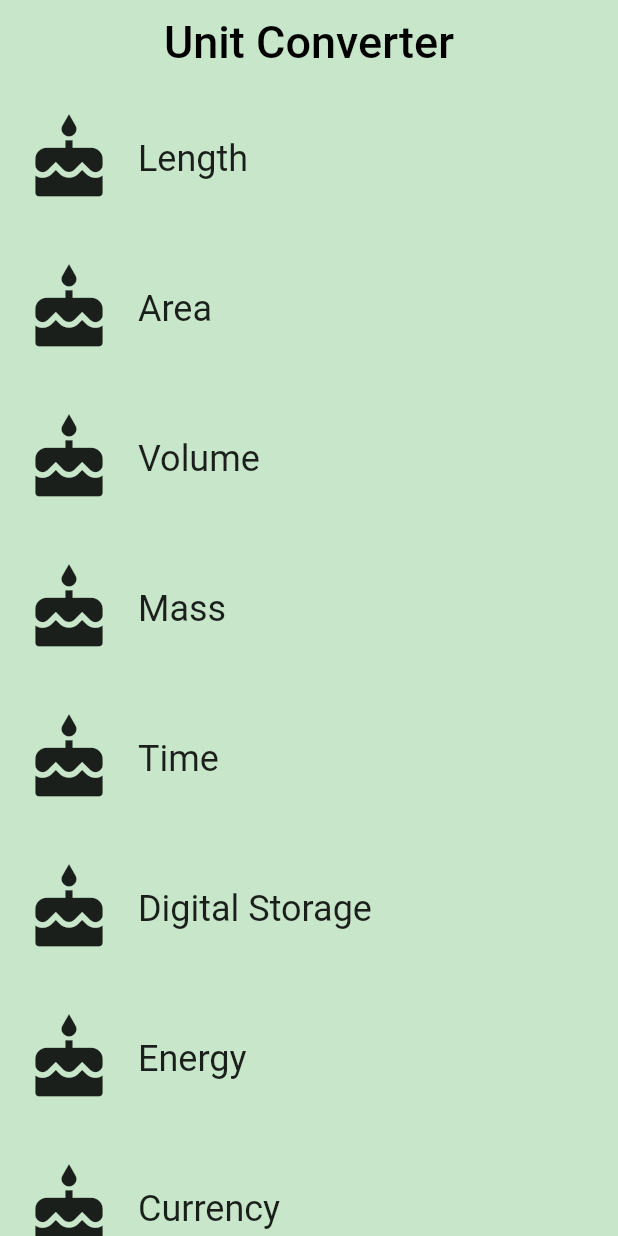
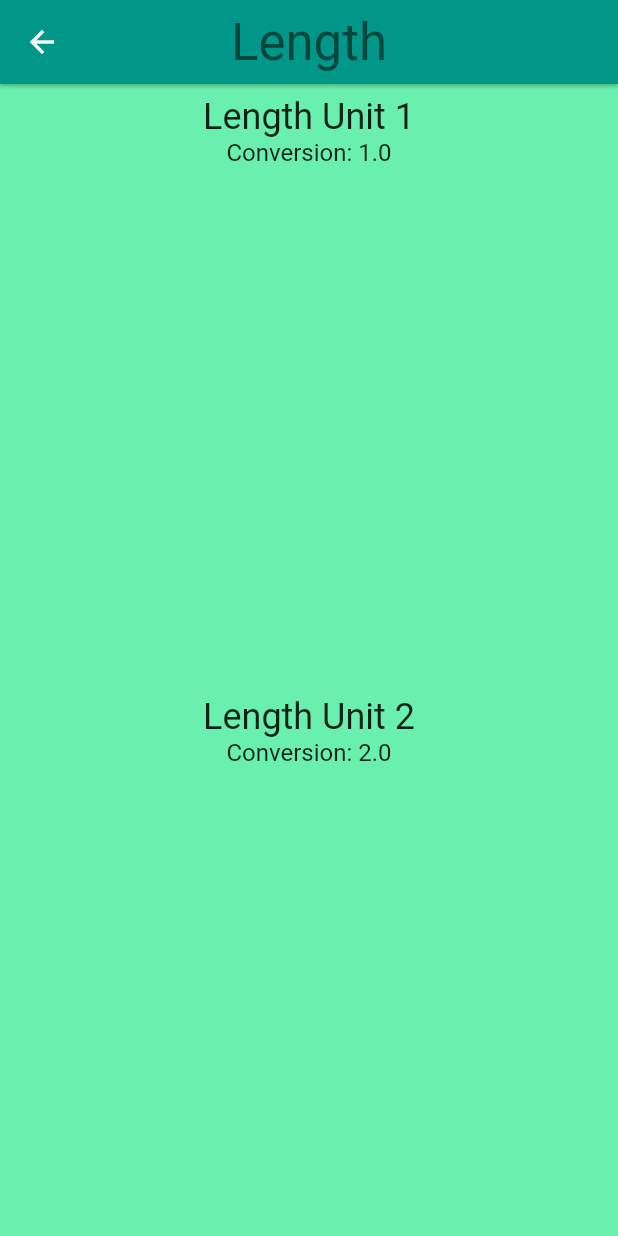
Before and after one commit to GinoLlerena/hellorectangle, a Flutter app: the screen it shows after launch, after a tap on "Length", on a phone screen of 412 x 824 dp. Run offline on Flutter 3.47's test engine with Material 2 defaults, Android fonts, the phone set to English and light mode, and no system bars.

Commit message:
ConverterRoute Added. Unit Added. State Added

```diff
--- a/hellorectangle/lib/Category.dart
+++ b/hellorectangle/lib/Category.dart
@@ -1,4 +1,6 @@
 import 'package:flutter/material.dart';
+import 'unit.dart';
+import 'converter_route.dart';
 
 final _rowHeight = 100.0;
 final _borderRadius = BorderRadius.circular(_rowHeight / 2);
@@ -7,16 +9,42 @@ class Category extends StatelessWidget {
   final String name;
   final ColorSwatch color;
   final IconData iconLocation;
+  final List<Unit> units;
 
   const Category({
     Key key,
     @required this.name,
     @required this.color,
     @required this.iconLocation,
+    @required this.units,
   })  : assert(name != null),
         assert(color != null),
         assert(iconLocation != null),
+        assert(units != null),
         super(key: key);
+
+  void _navigateToConverter(BuildContext context) {
+    Navigator.of(context).push(MaterialPageRoute<Null>(
+      builder: (BuildContext context) {
+        return Scaffold(
+          appBar: AppBar(
+            elevation: 1.0,
+            title: Text(
+              name,
+              style: Theme.of(context).textTheme.display1,
+            ),
+            centerTitle: true,
+            backgroundColor: color,
+          ),
+          body: ConverterRoute(
+            color: color,
+            name: name,
+            units: units,
+          ),
+        );
+      },
+    ));
+  }
 
   @override
   Widget build(BuildContext context) {
@@ -28,9 +56,7 @@ class Category extends StatelessWidget {
           borderRadius: _borderRadius,
           highlightColor: color,
           splashColor: color,
-          onTap: () {
-            print('I was tapped!');
-          },
+          onTap: () => _navigateToConverter(context),
           child: Padding(
             padding: const EdgeInsets.all(8.0),
             child: Row(
--- a/hellorectangle/lib/category_route.dart
+++ b/hellorectangle/lib/category_route.dart
@@ -1,12 +1,18 @@
 import 'package:flutter/material.dart';
 import 'Category.dart';
-
+import 'unit.dart';
 
 final _backgroundColor = Colors.green[100];
 
-class CategoryRoute extends StatelessWidget {
+class CategoryRoute extends StatefulWidget {
+  CategoryRoute();
 
-  const CategoryRoute();
+  @override
+  createState() => _CategoryRouteState();
+}
+
+
+class _CategoryRouteState extends State<CategoryRoute> {
 
   static const _categoryNames = <String>[
     'Length',
@@ -45,6 +51,17 @@ class CategoryRoute extends StatelessWidget {
     }
   }
 
+  List<Unit> _retrieveUnitList(String categoryName) {
+    return List.generate(10, (int i) {
+      i += 1;
+      return Unit(
+        name: '$categoryName Unit $i',
+        conversion: i.toDouble(),
+      );
+    });
+  }
+
+
   @override
   Widget build(BuildContext context) {
     final categories = <Category>[];
@@ -54,6 +71,7 @@ class CategoryRoute extends StatelessWidget {
         name: _categoryNames[i],
         color: _baseColors[i],
         iconLocation: Icons.cake,
+        units: _retrieveUnitList(_categoryNames[i]),
       ));
     }
 
--- /dev/null
+++ b/hellorectangle/lib/converter_route.dart
@@ -0,0 +1,60 @@
+import 'package:flutter/material.dart';
+import 'unit.dart';
+
+
+class ConverterRoute extends StatefulWidget {
+  final String name;
+  final Color color;
+  final List<Unit> units;
+
+  const ConverterRoute({
+    @required this.name,
+    @required this.color,
+    @required this.units,
+  }) : assert(name != null),
+        assert(color != null),
+        assert(units != null);
+
+  @override
+  createState() => _ConverterRouteState();
+}
+
+class _ConverterRouteState extends State<ConverterRoute> {
+
+  Widget getContainer(BuildContext context, Unit unit) {
+   return Container(
+     color: Colors.greenAccent,
+     height: 400.0,
+     width: 300.0,
+     child: Padding(
+       padding: const EdgeInsets.all(8.0),
+       child: Column(
+         children: <Widget>[
+           Text(
+             unit.name,
+             style: Theme.of(context).textTheme.headline,
+           ),
+           Text(
+             'Conversion: ${unit.conversion}',
+             style: Theme.of(context).textTheme.subhead,
+           ),
+         ],
+       ),
+     ),
+   );
+ }
+
+
+  @override
+  Widget build(BuildContext context) {
+
+    final unitWidgets = widget.units.map((Unit unit) {
+      return getContainer(context, unit);
+    }).toList();
+
+    return ListView(
+      children: unitWidgets,
+    );
+
+  }
+}
--- /dev/null
+++ b/hellorectangle/lib/unit.dart
@@ -0,0 +1,23 @@
+import 'package:meta/meta.dart';
+
+/// Information about a [Unit].
+class Unit {
+  final String name;
+  final double conversion;
+
+  /// A [Unit] stores its name and conversion factor.
+  ///
+  /// An example would be 'Meter' and '1.0'.
+  const Unit({
+    @required this.name,
+    @required this.conversion,
+  })  : assert(name != null),
+        assert(conversion != null);
+
+  /// Creates a [Unit] from a JSON object.
+  Unit.fromJson(Map jsonMap)
+      : assert(jsonMap['name'] != null),
+        assert(jsonMap['conversion'] != null),
+        name = jsonMap['name'],
+        conversion = jsonMap['conversion'].toDouble();
+}
```
